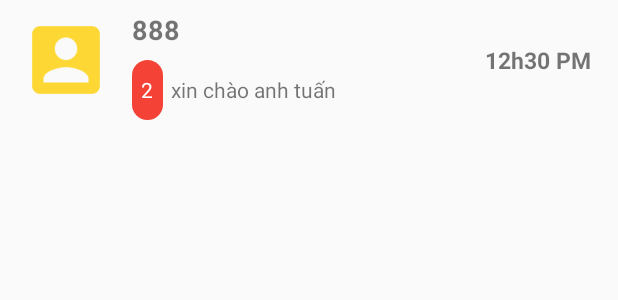
After one commit to doanpt9x/FinalT3H, an Android app: the layout item_message_offline.xml on its own in the app's theme, with its tools: preview values and no code run, on a phone screen of 412 x 824 dp. The commit adds this screen. Shown: the top 300 px of the screen. Run offline under Robolectric (Android 15) with nearby library versions, the phone set to English and light mode, and no system bars.

Commit message:
no message

```diff
--- /dev/null
+++ b/app/src/main/res/drawable/custom_text_view_number_message_read.xml
@@ -0,0 +1,6 @@
+<?xml version="1.0" encoding="utf-8"?>
+<shape xmlns:android="http://schemas.android.com/apk/res/android"
+    android:shape="rectangle">
+    <solid android:color="@color/red"></solid>
+    <corners android:radius="30dp" />
+</shape>
--- /dev/null
+++ b/app/src/main/res/drawable/custtom_message_left.xml
@@ -0,0 +1,6 @@
+<?xml version="1.0" encoding="utf-8"?>
+<shape xmlns:android="http://schemas.android.com/apk/res/android"
+    android:shape="rectangle">
+    <solid android:color="@color/grey_light"></solid>
+    <corners android:radius="30dp"></corners>
+</shape>
--- /dev/null
+++ b/app/src/main/res/layout/item_message_offline.xml
@@ -0,0 +1,87 @@
+<?xml version="1.0" encoding="utf-8"?>
+<LinearLayout xmlns:android="http://schemas.android.com/apk/res/android"
+    android:layout_width="match_parent"
+    android:layout_height="match_parent"
+    android:orientation="vertical">
+
+    <LinearLayout
+        android:layout_width="match_parent"
+        android:layout_height="80dp"
+        android:orientation="horizontal">
+
+        <ImageView
+            android:layout_width="0dp"
+            android:layout_height="match_parent"
+            android:layout_weight="1.5"
+            android:padding="10dp"
+            android:src="@drawable/icon_account_box" />
+
+        <LinearLayout
+            android:layout_width="0dp"
+            android:layout_height="match_parent"
+            android:layout_weight="4"
+            android:orientation="vertical">
+
+            <TextView
+                android:id="@+id/tv_address"
+                android:layout_width="match_parent"
+                android:layout_height="0dp"
+                android:layout_weight="1"
+                android:gravity="center_vertical"
+                android:singleLine="true"
+                android:text="888"
+                android:textSize="18dp"
+                android:textStyle="bold" />
+
+            <LinearLayout
+                android:layout_width="match_parent"
+                android:layout_height="0dp"
+                android:layout_weight="1"
+                android:orientation="horizontal">
+
+                <TextView
+                    android:id="@+id/tv_message_read"
+                    android:layout_width="0dp"
+                    android:layout_height="match_parent"
+                    android:layout_weight="0.2"
+                    android:background="@drawable/custom_text_view_number_message_read"
+                    android:gravity="center"
+                    android:singleLine="true"
+                    android:text="2"
+                    android:textColor="@android:color/white"
+                    android:textSize="14dp" />
+
+                <TextView
+                    android:id="@+id/tv_body"
+                    android:layout_width="0dp"
+                    android:layout_height="match_parent"
+                    android:layout_marginLeft="5dp"
+                    android:layout_weight="2"
+                    android:gravity="center_vertical"
+                    android:singleLine="true"
+                    android:text="xin chào anh tuấn"
+                    android:textSize="14dp" />
+
+            </LinearLayout>
+        </LinearLayout>
+
+        <LinearLayout
+            android:layout_width="0dp"
+            android:layout_height="match_parent"
+            android:layout_weight="1.5">
+
+            <TextView
+                android:id="@+id/tv_time"
+                android:layout_width="match_parent"
+                android:layout_height="match_parent"
+                android:gravity="center_vertical"
+                android:singleLine="true"
+                android:text="12h30 PM"
+                android:textSize="15dp"
+                android:textStyle="bold" />
+
+        </LinearLayout>
+    </LinearLayout>
+
+
+</LinearLayout>
--- a/app/src/main/res/values/colors.xml
+++ b/app/src/main/res/values/colors.xml
@@ -6,4 +6,5 @@
     <color name="blue">#2196F3</color>
     <color name="blue_duck">#1E88E5</color>
     <color name="red">#F44336</color>
+    <color name="grey_light">#E0E0E0</color>
 </resources>
```
Also changed, not shown: app/src/main/java/com/t3h/final_t3h/MainActivity.java (+16 -1 lines), app/src/main/java/com/t3h/messageofline/DatabaseManager.java (+45 -83 lines), app/src/main/java/com/t3h/messageofline/ItemMessage.java (added, +67 -0 lines), app/src/main/java/com/t3h/messageofline/MessageAdapter.java (added, +89 -0 lines), app/src/main/res/drawable/custtom_message_right.xml (added, +7 -0 lines), app/src/main/res/layout/item_message_left.xml (added, +20 -0 lines), app/src/main/res/layout/item_message_right.xml (added, +18 -0 lines), app/src/main/assets/MessageOffline.sqlite, app/src/main/res/drawable/icon_account_box.png (added).
